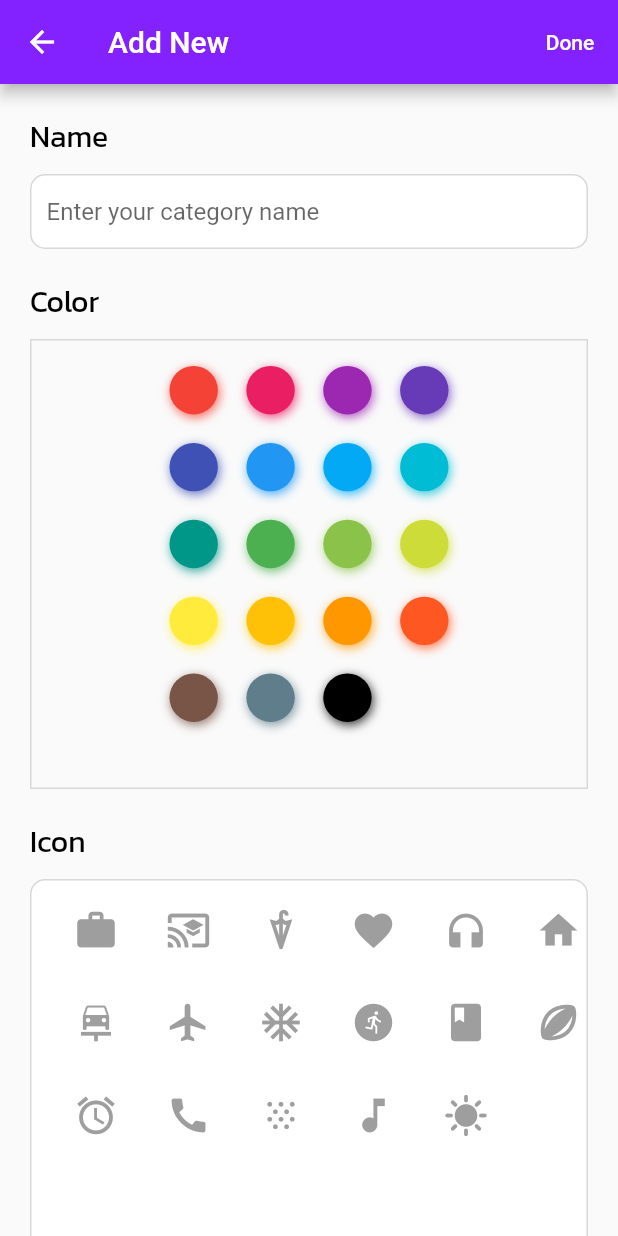
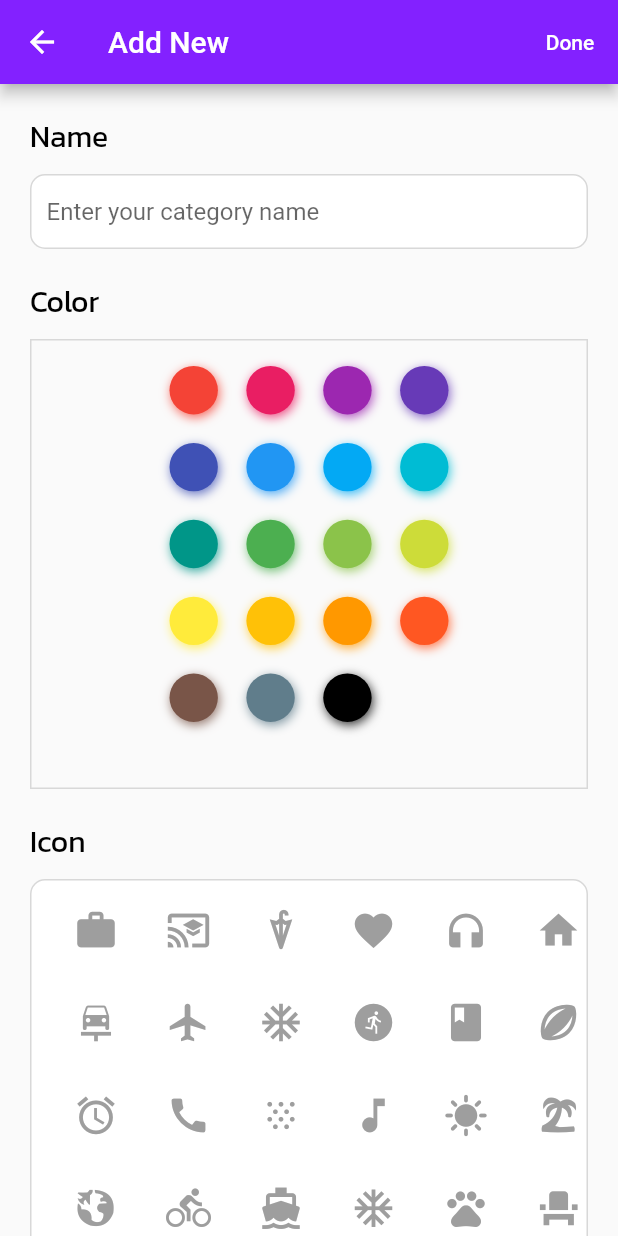
Before and after one commit to godd113/Flutter-ToDoList-App, a Flutter app: the screen it shows after launch, after a tap on the "add" icon, on a phone screen of 412 x 824 dp. Run offline on Flutter 3.47's test engine with Material 2 defaults, Android fonts, the phone set to English and light mode, and no system bars; drawn by our look-alikes of flutter_colorpicker; our stand-ins replace flutter_slidable; missing offline and left inert: dart:ffi.

Commit message:
update and fix bug

```diff
--- /dev/null
+++ b/lib/customs/icons/app_icons.dart
@@ -0,0 +1,142 @@
+/// Flutter icons MyFlutterApp
+/// Copyright (C) 2023 by original authors @ fluttericon.com, fontello.com
+/// This font was generated by FlutterIcon.com, which is derived from Fontello.
+///
+/// To use this font, place it in your fonts/ directory and include the
+/// following in your pubspec.yaml
+///
+/// flutter:
+///   fonts:
+///    - family:  MyFlutterApp
+///      fonts:
+///       - asset: fonts/MyFlutterApp.ttf
+///
+///
+/// * Material Design Icons, Copyright (C) Google, Inc
+///         Author:    Google
+///         License:   Apache 2.0 (https://www.apache.org/licenses/LICENSE-2.0)
+///         Homepage:  https://design.google.com/icons/
+/// * Font Awesome 4, Copyright (C) 2016 by Dave Gandy
+///         Author:    Dave Gandy
+///         License:   SIL ()
+///         Homepage:  http://fortawesome.github.com/Font-Awesome/
+/// * Entypo, Copyright (C) 2012 by Daniel Bruce
+///         Author:    Daniel Bruce
+///         License:   SIL (http://scripts.sil.org/OFL)
+///         Homepage:  http://www.entypo.com
+/// * Meteocons, Copyright (C) 2012 by Alessio Atzeni
+///         Author:    Alessio Atzeni
+///         License:   SIL (http://scripts.sil.org/OFL)
+///         Homepage:  http://www.alessioatzeni.com
+/// * Font Awesome 5, Copyright (C) 2016 by Dave Gandy
+///         Author:    Dave Gandy
+///         License:   SIL (https://github.com/FortAwesome/Font-Awesome/blob/master/LICENSE.txt)
+///         Homepage:  http://fortawesome.github.com/Font-Awesome/
+///
+import 'package:flutter/widgets.dart';
+
+class AppIcons {
+  AppIcons._();
+
+  static const _kFontFam = 'AppIcons';
+  static const String? _kFontPkg = null;
+
+  static const IconData directions_bike =
+      IconData(0xe800, fontFamily: _kFontFam, fontPackage: _kFontPkg);
+  static const IconData ac_unit =
+      IconData(0xe801, fontFamily: _kFontFam, fontPackage: _kFontPkg);
+  static const IconData directions_run =
+      IconData(0xe802, fontFamily: _kFontFam, fontPackage: _kFontPkg);
+  static const IconData directions_boat =
+      IconData(0xe803, fontFamily: _kFontFam, fontPackage: _kFontPkg);
+  static const IconData icons8_beach_60 =
+      IconData(0xe804, fontFamily: _kFontFam, fontPackage: _kFontPkg);
+  static const IconData icons8_around_the_globe_60 =
+      IconData(0xe805, fontFamily: _kFontFam, fontPackage: _kFontPkg);
+  static const IconData event_seat =
+      IconData(0xe806, fontFamily: _kFontFam, fontPackage: _kFontPkg);
+  static const IconData extension =
+      IconData(0xe807, fontFamily: _kFontFam, fontPackage: _kFontPkg);
+  static const IconData free_breakfast =
+      IconData(0xe808, fontFamily: _kFontFam, fontPackage: _kFontPkg);
+  static const IconData pets =
+      IconData(0xe809, fontFamily: _kFontFam, fontPackage: _kFontPkg);
+  static const IconData icons8_checklist_60 =
+      IconData(0xe80a, fontFamily: _kFontFam, fontPackage: _kFontPkg);
+  static const IconData shopping_cart =
+      IconData(0xe80b, fontFamily: _kFontFam, fontPackage: _kFontPkg);
+  static const IconData icons8_coastal_60 =
+      IconData(0xe80c, fontFamily: _kFontFam, fontPackage: _kFontPkg);
+  static const IconData award =
+      IconData(0xe80d, fontFamily: _kFontFam, fontPackage: _kFontPkg);
+  static const IconData road =
+      IconData(0xe80e, fontFamily: _kFontFam, fontPackage: _kFontPkg);
+  static const IconData icons8_cup_60 =
+      IconData(0xe80f, fontFamily: _kFontFam, fontPackage: _kFontPkg);
+  static const IconData icons8_cutlery_60 =
+      IconData(0xe810, fontFamily: _kFontFam, fontPackage: _kFontPkg);
+  static const IconData icons8_developer_mode_60 =
+      IconData(0xe811, fontFamily: _kFontFam, fontPackage: _kFontPkg);
+  static const IconData icons8_dumbbell_60 =
+      IconData(0xe812, fontFamily: _kFontFam, fontPackage: _kFontPkg);
+  static const IconData note_beamed =
+      IconData(0xe813, fontFamily: _kFontFam, fontPackage: _kFontPkg);
+  static const IconData note =
+      IconData(0xe814, fontFamily: _kFontFam, fontPackage: _kFontPkg);
+  static const IconData cloud_sun =
+      IconData(0xe815, fontFamily: _kFontFam, fontPackage: _kFontPkg);
+  static const IconData cloud_moon =
+      IconData(0xe816, fontFamily: _kFontFam, fontPackage: _kFontPkg);
+  static const IconData hail =
+      IconData(0xe817, fontFamily: _kFontFam, fontPackage: _kFontPkg);
+  static const IconData snow_heavy =
+      IconData(0xe818, fontFamily: _kFontFam, fontPackage: _kFontPkg);
+  static const IconData icons8_museum_60 =
+      IconData(0xe820, fontFamily: _kFontFam, fontPackage: _kFontPkg);
+  static const IconData icons8_pet_commands_train_60 =
+      IconData(0xe823, fontFamily: _kFontFam, fontPackage: _kFontPkg);
+  static const IconData music =
+      IconData(0xf001, fontFamily: _kFontFam, fontPackage: _kFontPkg);
+  static const IconData leaf =
+      IconData(0xf06c, fontFamily: _kFontFam, fontPackage: _kFontPkg);
+  static const IconData rocket =
+      IconData(0xf135, fontFamily: _kFontFam, fontPackage: _kFontPkg);
+  static const IconData cab =
+      IconData(0xf1b9, fontFamily: _kFontFam, fontPackage: _kFontPkg);
+  static const IconData tree =
+      IconData(0xf1bb, fontFamily: _kFontFam, fontPackage: _kFontPkg);
+  static const IconData brush =
+      IconData(0xf1fc, fontFamily: _kFontFam, fontPackage: _kFontPkg);
+  static const IconData birthday =
+      IconData(0xf1fd, fontFamily: _kFontFam, fontPackage: _kFontPkg);
+  static const IconData angellist =
+      IconData(0xf209, fontFamily: _kFontFam, fontPackage: _kFontPkg);
+  static const IconData shopping_basket =
+      IconData(0xf291, fontFamily: _kFontFam, fontPackage: _kFontPkg);
+  static const IconData chess_knight =
+      IconData(0xf441, fontFamily: _kFontFam, fontPackage: _kFontPkg);
+  static const IconData football_ball =
+      IconData(0xf44e, fontFamily: _kFontFam, fontPackage: _kFontPkg);
+  static const IconData table_tennis =
+      IconData(0xf45d, fontFamily: _kFontFam, fontPackage: _kFontPkg);
+  static const IconData piggy_bank =
+      IconData(0xf4d3, fontFamily: _kFontFam, fontPackage: _kFontPkg);
+  static const IconData fish =
+      IconData(0xf578, fontFamily: _kFontFam, fontPackage: _kFontPkg);
+  static const IconData glass_martini_alt =
+      IconData(0xf57b, fontFamily: _kFontFam, fontPackage: _kFontPkg);
+  static const IconData hotel =
+      IconData(0xf594, fontFamily: _kFontFam, fontPackage: _kFontPkg);
+  static const IconData book_reader =
+      IconData(0xf5da, fontFamily: _kFontFam, fontPackage: _kFontPkg);
+  static const IconData laptop_code =
+      IconData(0xf5fc, fontFamily: _kFontFam, fontPackage: _kFontPkg);
+  static const IconData cat =
+      IconData(0xf6be, fontFamily: _kFontFam, fontPackage: _kFontPkg);
+  static const IconData dog =
+      IconData(0xf6d3, fontFamily: _kFontFam, fontPackage: _kFontPkg);
+  static const IconData horse =
+      IconData(0xf6f0, fontFamily: _kFontFam, fontPackage: _kFontPkg);
+  static const IconData canadian_maple_leaf =
+      IconData(0xf785, fontFamily: _kFontFam, fontPackage: _kFontPkg);
+}
--- a/lib/modules/module_center.dart
+++ b/lib/modules/module_center.dart
@@ -1,4 +1,5 @@
 import 'package:flutter/material.dart';
+import 'package:todo/customs/icons/app_icons.dart';
 import 'package:todo/models/modelIcon.dart';
 import 'package:todo/models/modelToDoCard.dart';
 import 'package:todo/widgets/card_todo.dart';
@@ -22,6 +23,15 @@ class ModuleCenter {
     ModelIcon(iconID: 15, icon: Icons.snowing),
     ModelIcon(iconID: 16, icon: Icons.music_note),
     ModelIcon(iconID: 17, icon: Icons.sunny),
+    ModelIcon(iconID: 18, icon: AppIcons.icons8_beach_60),
+    ModelIcon(iconID: 22, icon: AppIcons.icons8_around_the_globe_60),
+    ModelIcon(iconID: 19, icon: AppIcons.directions_bike),
+    ModelIcon(iconID: 20, icon: AppIcons.directions_boat),
+    ModelIcon(iconID: 21, icon: AppIcons.ac_unit),
+    ModelIcon(iconID: 22, icon: AppIcons.pets),
+    ModelIcon(iconID: 23, icon: AppIcons.event_seat),
+    ModelIcon(iconID: 24, icon: AppIcons.extension),
+    ModelIcon(iconID: 25, icon: AppIcons.free_breakfast),
     // add more icons here if you want
   ];
   static List<CardToDo> listCards = [
@@ -30,11 +40,26 @@ class ModuleCenter {
       oModelCard: ModelToDoCard(
         todoCardID: 0,
         todoCardName: "ToDo",
-        todoCardTaskNum: "2 Task",
+        todoCardTaskNum: "0",
         iconID: 1,
         color: Colors.orangeAccent,
         listToDo: [],
       ),
     )
   ];
+
+  static Color darken(Color color, [double amount = .3]) {
+    assert(amount >= 0 && amount <= 1);
+
+    final hsl = HSLColor.fromColor(color);
+    var hslDark;
+    if (color.red < 50 && color.green < 50 && color.blue < 50) {
+      //-- white
+      hslDark = hsl.withLightness((hsl.lightness + 1.0).clamp(0.0, 1.0));
+    } else {
+      hslDark = hsl.withLightness((hsl.lightness - amount).clamp(0.0, 1.0));
+    }
+
+    return hslDark.toColor();
+  }
 }
--- a/lib/widgets/card_todo.dart
+++ b/lib/widgets/card_todo.dart
@@ -31,14 +31,19 @@ class _CardToDoState extends State<CardToDo> {
         child: Column(children: [
           Row(
             children: [
-              Icon(imgIcon.icon),
+              Icon(
+                imgIcon.icon,
+                color: ModuleCenter.darken(widget.oModelCard.color),
+              ),
               Container(
                 padding: EdgeInsets.only(left: 5),
                 width: (screenDeviceWidth - 105),
                 child: Text(
                   widget.oModelCard.todoCardName,
                   style: TextStyle(
-                      color: Colors.black, fontSize: 25, fontFamily: 'Kanit'),
+                      color: ModuleCenter.darken(widget.oModelCard.color),
+                      fontSize: 25,
+                      fontFamily: 'Kanit'),
                 ),
               ),
               Container(
@@ -52,9 +57,11 @@ class _CardToDoState extends State<CardToDo> {
                 width: 30,
               ),
               Text(
-                '2 Task',
+                '${widget.oModelCard.todoCardTaskNum} Tasks',
                 style: TextStyle(
-                    color: Colors.blueGrey, fontSize: 15, fontFamily: 'Kanit'),
+                    color: ModuleCenter.darken(widget.oModelCard.color),
+                    fontSize: 15,
+                    fontFamily: 'Kanit'),
               )
             ],
           )
@@ -66,6 +73,11 @@ class _CardToDoState extends State<CardToDo> {
           MaterialPageRoute(
               builder: (context) => ToDoList(
                   indexObject: widget.indexOfObject,
+                  parentAction: (value) {
+                    setState(() {
+                      widget.oModelCard.todoCardTaskNum = value;
+                    });
+                  },
                   oModuleCard:
                       ModuleCenter.listCards[widget.indexOfObject].oModelCard)),
         );
--- a/pubspec.yaml
+++ b/pubspec.yaml
@@ -48,6 +48,7 @@ dev_dependencies:
   flutter_lints: ^2.0.0
   flutter_colorpicker: ^1.0.3
   flutter_slidable: ^3.0.0
+  sqflite: ^2.2.7
 
 # For information on the generic Dart part of this file, see the
 # following page: https://dart.dev/tools/pub/pubspec
@@ -69,6 +70,10 @@ flutter:
     - family: Kanit
       fonts:
         - asset: assets/fonts/Kanit Font/Kanit-Regular.ttf
+
+    - family: AppIcons
+      fonts:
+        - asset: assets/fonts/AppIcons.ttf
 
   # An image asset can refer to one or more resolution-specific "variants", see
   # https://flutter.dev/assets-and-images/#resolution-aware
```
Also changed, not shown: lib/pages/card_manager.dart (+29 -1 lines), lib/pages/todo_list.dart (+15 -2 lines), lib/widgets/alert_dialog.dart (added, +32 -0 lines), lib/widgets/listview.dart (+13 -6 lines), assets/fonts/AppIcons.ttf (added), pubspec.lock, 7 other files.
